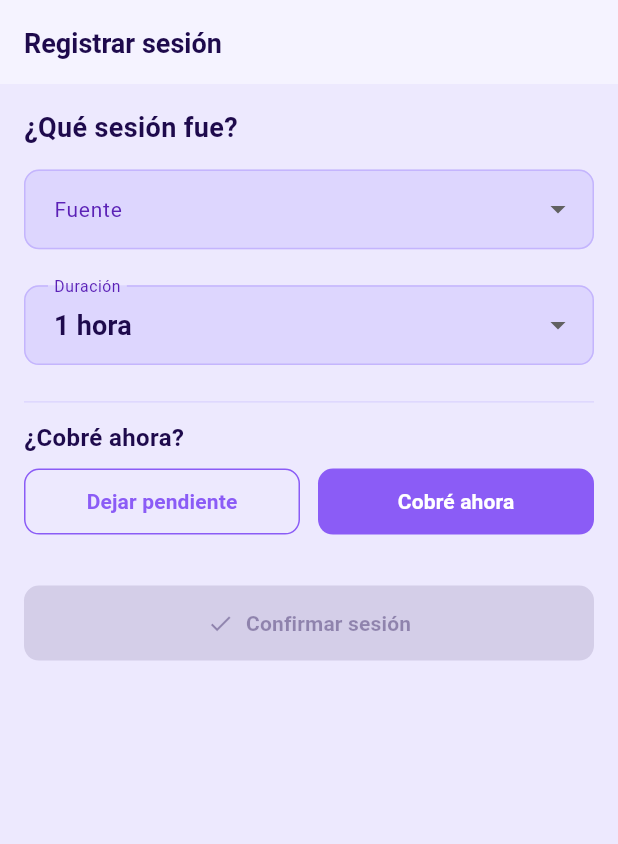
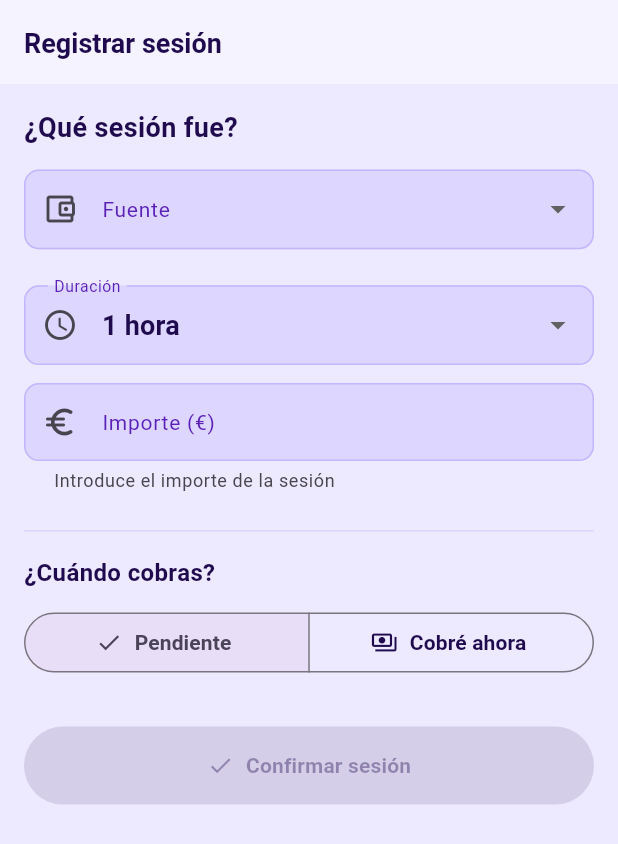
Before and after one commit to AlvaroMarcha/teacherapp, a Flutter app: the RegistroSesionScreen screen opened by its route, on a phone screen of 412 x 824 dp. Shown: the top 844 px of the screen. Run offline on Flutter 3.47's test engine with Material 3 defaults, Android fonts, the phone set to English and light mode, and no system bars; our stand-ins replace drift, flutter_colorpicker, flutter_riverpod, flutter_slidable, go_router, shared_preferences and 1 more; accounts and stored records are empty; generated files the repository leaves out were written again.

```diff
--- a/lib/presentation/screens/cobros/cobros_screen.dart
+++ b/lib/presentation/screens/cobros/cobros_screen.dart
@@ -1,6 +1,7 @@
 import 'package:flutter/material.dart';
 import 'package:flutter_riverpod/flutter_riverpod.dart';
 import 'package:flutter_slidable/flutter_slidable.dart';
+import 'package:go_router/go_router.dart';
 import '../../../core/constants/app_colors.dart';
 import '../../../core/constants/app_strings.dart';
 import '../../../core/constants/app_text_styles.dart';
@@ -132,7 +133,7 @@ class _CobroTile extends ConsumerWidget {
             style: AppTextStyles.caption.copyWith(color: color),
           ),
           trailing: _EstadoBadge(estado: cobro.estado.value),
-          onTap: () {},
+          onTap: () => context.push('/cobros/${cobro.id}'),
         ),
       ),
     );
--- a/lib/presentation/screens/sesiones/registro_sesion_screen.dart
+++ b/lib/presentation/screens/sesiones/registro_sesion_screen.dart
@@ -26,11 +26,42 @@ class RegistroSesionScreen extends ConsumerStatefulWidget {
 
 class _RegistroSesionScreenState extends ConsumerState<RegistroSesionScreen> {
   static const _uuid = Uuid();
+  final _formKey = GlobalKey<FormState>();
+  final _importeCtrl = TextEditingController();
+
   String? _fuenteId;
   String? _alumnoId;
   DateTime _fecha = DateTime.now();
   double _horas = 1.0;
   bool _cobradoAhora = false;
+
+  @override
+  void dispose() {
+    _importeCtrl.dispose();
+    super.dispose();
+  }
+
+  Future<void> _onAlumnoChanged(String? alumnoId) async {
+    setState(() => _alumnoId = alumnoId);
+    if (alumnoId == null) {
+      _importeCtrl.clear();
+      return;
+    }
+    final alumno =
+        await ref.read(alumnoRepositoryProvider).getAlumnoById(alumnoId);
+    if (alumno != null && mounted) {
+      final tarifa = alumno.tarifaSesion * _horas;
+      _importeCtrl.text = tarifa.toStringAsFixed(2);
+    }
+  }
+
+  void _onHorasChanged(double horas) {
+    setState(() => _horas = horas);
+    // Si ya hay alumno seleccionado, recalcular importe
+    if (_alumnoId != null) {
+      _onAlumnoChanged(_alumnoId);
+    }
+  }
 
   @override
   Widget build(BuildContext context) {
@@ -45,33 +76,43 @@ class _RegistroSesionScreenState extends ConsumerState<RegistroSesionScreen> {
         data: (fuentes) => alumnosAsync.when(
           loading: () => const Center(child: CircularProgressIndicator()),
           error: (e, _) => Center(child: Text('Error: $e')),
-          data: (alumnos) => ListView(
+          data: (alumnos) => Form(
+            key: _formKey,
+            child: ListView(
               padding: const EdgeInsets.all(16),
               children: [
                 Text('¿Qué sesión fue?', style: AppTextStyles.titleMedium),
                 const SizedBox(height: 16),
+
                 // Fuente
                 DropdownButtonFormField<String>(
                   value: _fuenteId,
-                decoration: const InputDecoration(labelText: 'Fuente'),
+                  decoration: const InputDecoration(
+                    labelText: 'Fuente',
+                    prefixIcon: Icon(Icons.account_balance_wallet_outlined),
+                  ),
                   items: fuentes
-                    .map(
-                      (f) =>
-                          DropdownMenuItem(value: f.id, child: Text(f.nombre)),
-                    )
+                      .map((f) => DropdownMenuItem(
+                            value: f.id,
+                            child: Text(f.nombre),
+                          ))
                       .toList(),
+                  validator: (v) => v == null ? 'Selecciona una fuente' : null,
                   onChanged: (v) => setState(() {
                     _fuenteId = v;
                     _alumnoId = null;
+                    _importeCtrl.clear();
                   }),
                 ),
                 const SizedBox(height: 12),
-              // Alumno (si la fuente tiene alumnos)
+
+                // Alumno (filtrado por fuente)
                 if (_fuenteId != null)
                   DropdownButtonFormField<String>(
                     value: _alumnoId,
                     decoration: const InputDecoration(
                       labelText: 'Alumno (opcional)',
+                      prefixIcon: Icon(Icons.person_outline),
                     ),
                     items: [
                       const DropdownMenuItem(
@@ -80,23 +121,24 @@ class _RegistroSesionScreenState extends ConsumerState<RegistroSesionScreen> {
                       ),
                       ...alumnos
                           .where((a) => a.fuenteId == _fuenteId)
-                        .map(
-                          (a) => DropdownMenuItem(
+                          .map((a) => DropdownMenuItem(
                                 value: a.id,
                                 child: Text(a.nombre),
-                          ),
-                        ),
+                              )),
                     ],
-                  onChanged: (v) => setState(() => _alumnoId = v),
+                    onChanged: _onAlumnoChanged,
                   ),
                 const SizedBox(height: 12),
+
                 // Duración
                 DropdownButtonFormField<double>(
                   value: _horas,
-                decoration: const InputDecoration(labelText: 'Duración'),
+                  decoration: const InputDecoration(
+                    labelText: 'Duración',
+                    prefixIcon: Icon(Icons.access_time_rounded),
+                  ),
                   items: [0.5, 0.75, 1.0, 1.5, 2.0]
-                    .map(
-                      (h) => DropdownMenuItem(
+                      .map((h) => DropdownMenuItem(
                             value: h,
                             child: Text(
                               h == 0.5
@@ -109,50 +151,73 @@ class _RegistroSesionScreenState extends ConsumerState<RegistroSesionScreen> {
                                               ? '2 horas'
                                               : '1 hora',
                             ),
-                      ),
-                    )
+                          ))
                       .toList(),
                   onChanged: (v) {
-                  if (v != null) setState(() => _horas = v);
+                    if (v != null) _onHorasChanged(v);
+                  },
+                ),
+                const SizedBox(height: 12),
+
+                // Importe (siempre visible; auto-calculado si hay alumno)
+                TextFormField(
+                  controller: _importeCtrl,
+                  decoration: InputDecoration(
+                    labelText: 'Importe (€)',
+                    prefixIcon: const Icon(Icons.euro_rounded),
+                    helperText: _alumnoId != null
+                        ? 'Calculado por tarifa del alumno · editable'
+                        : 'Introduce el importe de la sesión',
+                  ),
+                  keyboardType:
+                      const TextInputType.numberWithOptions(decimal: true),
+                  validator: (v) {
+                    if (v == null || v.trim().isEmpty) {
+                      return 'Introduce el importe';
+                    }
+                    if (double.tryParse(v) == null) return 'Número inválido';
+                    return null;
                   },
                 ),
                 const SizedBox(height: 24),
                 const Divider(),
+                const SizedBox(height: 16),
+
+                // Estado de cobro — SegmentedButton
+                Text(
+                  '¿Cuándo cobras?',
+                  style: AppTextStyles.titleSmall,
+                ),
                 const SizedBox(height: 12),
-              Text('¿Cobré ahora?', style: AppTextStyles.titleSmall),
-              const SizedBox(height: 8),
-              Row(
-                children: [
-                  Expanded(
-                    child: OutlinedButton(
-                      style: OutlinedButton.styleFrom(
-                        backgroundColor: _cobradoAhora
-                            ? Colors.transparent
-                            : null,
+                SegmentedButton<bool>(
+                  segments: const [
+                    ButtonSegment(
+                      value: false,
+                      label: Text('Pendiente'),
+                      icon: Icon(Icons.schedule_outlined),
                     ),
-                      onPressed: () => setState(() => _cobradoAhora = false),
-                      child: const Text('Dejar pendiente'),
+                    ButtonSegment(
+                      value: true,
+                      label: Text('Cobré ahora'),
+                      icon: Icon(Icons.payments_outlined),
                     ),
+                  ],
+                  selected: {_cobradoAhora},
+                  onSelectionChanged: (s) =>
+                      setState(() => _cobradoAhora = s.first),
                 ),
-                  const SizedBox(width: 12),
-                  Expanded(
-                    child: ElevatedButton(
-                      onPressed: () => setState(() => _cobradoAhora = true),
-                      child: const Text('Cobré ahora'),
+                const SizedBox(height: 32),
+
+                FilledButton.icon(
+                  onPressed: _fuenteId != null ? _confirmar : null,
+                  icon: const Icon(Icons.check),
+                  label: const Text('Confirmar sesión'),
+                  style: FilledButton.styleFrom(
+                    padding: const EdgeInsets.symmetric(vertical: 16),
                   ),
                 ),
               ],
             ),
-              const SizedBox(height: 32),
-              ElevatedButton.icon(
-                onPressed: _fuenteId != null ? _confirmar : null,
-                icon: const Icon(Icons.check),
-                label: const Text('Confirmar sesión'),
-                style: ElevatedButton.styleFrom(
-                  padding: const EdgeInsets.symmetric(vertical: 16),
-                ),
-              ),
-            ],
           ),
         ),
       ),
@@ -161,15 +226,9 @@ class _RegistroSesionScreenState extends ConsumerState<RegistroSesionScreen> {
 
   Future<void> _confirmar() async {
     if (_fuenteId == null) return;
+    if (!_formKey.currentState!.validate()) return;
 
-    // Calcular tarifa
-    double tarifa = 0;
-    if (_alumnoId != null) {
-      final alumno = await ref
-          .read(alumnoRepositoryProvider)
-          .getAlumnoById(_alumnoId!);
-      tarifa = (alumno?.tarifaSesion ?? 0) * _horas;
-    }
+    final tarifa = double.parse(_importeCtrl.text);
 
     final sesionId = _uuid.v4();
     final sesion = SesionRealizada(
```
Also changed, not shown: lib/presentation/providers/cobros_provider.dart (+8 -0 lines), lib/presentation/screens/cobros/cobro_detalle_screen.dart (+81 -15 lines). Lines whose indentation alone changed are shown as unchanged.
